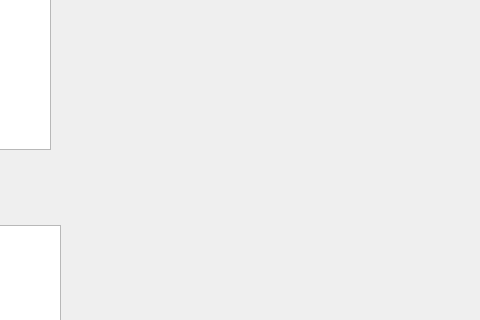
This is Progetto/dialog.ui in marcovirgillo/ProgettoPO as Qt 5 draws it before an edit; both pictures show x 320 to 800 and y 90 to 410 of the 800 by 600 pixel window. The edited form follows.
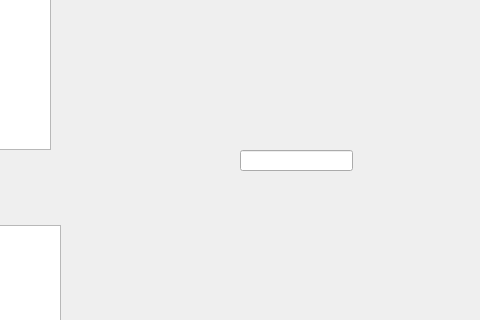
This is the edited form. The open tabs and pages were chosen to show the change.

```diff
--- a/Progetto/dialog.ui
+++ b/Progetto/dialog.ui
@@ -494,6 +494,16 @@
       </rect>
      </property>
     </widget>
+    <widget class="QLineEdit" name="lineEdit">
+     <property name="geometry">
+      <rect>
+       <x>560</x>
+       <y>240</y>
+       <width>113</width>
+       <height>21</height>
+      </rect>
+     </property>
+    </widget>
    </widget>
    <widget class="QWidget" name="detailsConferenza">
     <widget class="QLineEdit" name="Conferenza_Acronimo">
```
